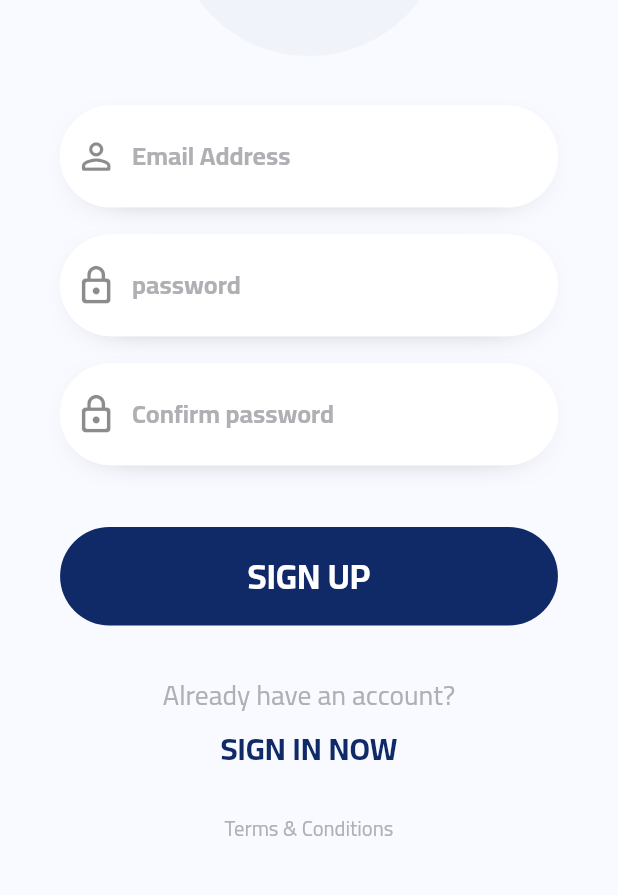
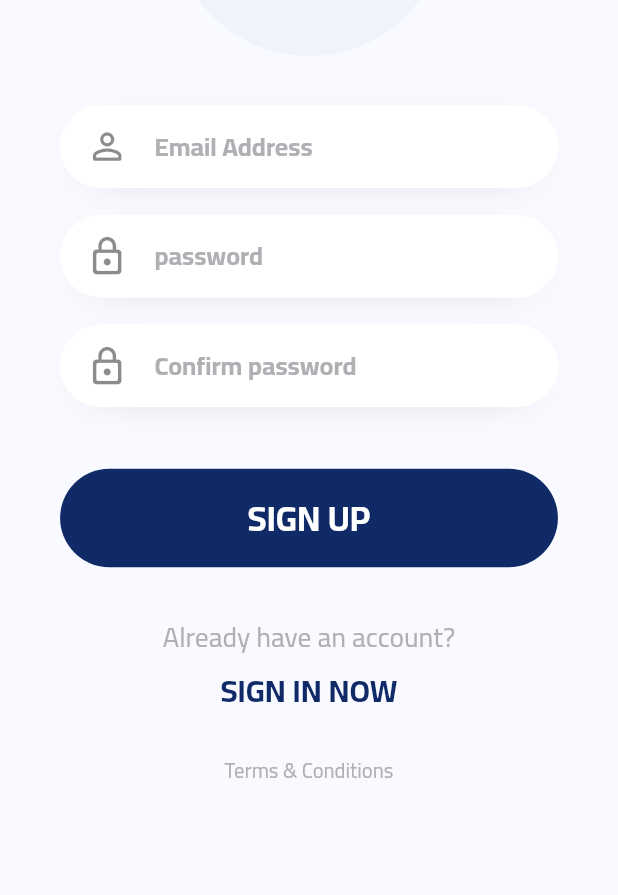
Before and after one commit to ahmednabil0/marketo, a Flutter app: the screen it shows after launch, after a tap on "SIGN UP NOW", on a phone screen of 412 x 824 dp, the part 268-1163 px from its top. Run offline on Flutter 3.47's test engine with Material 2 defaults, Android fonts, the phone set to English and light mode, and no system bars; our stand-ins replace animated_splash_screen, firebase_core, flutter_screenutil, shared_preferences; accounts and stored records are empty.

Commit message:
ahmed nabil 8

```diff
--- a/lib/helper/theme/app_theme.dart
+++ b/lib/helper/theme/app_theme.dart
@@ -6,23 +6,27 @@ import '../constants/app_colors.dart';
 ThemeData getThemeDate() {
   return ThemeData(
     inputDecorationTheme: InputDecorationTheme(
-        contentPadding: EdgeInsets.symmetric(vertical: 15.h, horizontal: 2.w),
-        hintStyle: const TextStyle(
-          color: Color(0xffA6B0BD),
-        ),
-        fillColor: Colors.white,
+      contentPadding: EdgeInsets.symmetric(vertical: 10.r, horizontal: 2.r),
+      hintStyle: const TextStyle(color: grayColor),
+      fillColor: whiteColor,
       filled: true,
       enabledBorder: OutlineInputBorder(
         borderRadius: BorderRadius.all(
           Radius.circular(50.r),
         ),
-          borderSide: const BorderSide(color: Colors.white),
+        borderSide: const BorderSide(color: whiteColor),
+      ),
+      errorBorder: OutlineInputBorder(
+        borderRadius: BorderRadius.all(
+          Radius.circular(50.r),
+        ),
+        borderSide: const BorderSide(color: errorColor),
       ),
       focusedBorder: OutlineInputBorder(
         borderRadius: BorderRadius.all(
           Radius.circular(50.r),
         ),
-          borderSide: const BorderSide(color: Colors.white),
+        borderSide: const BorderSide(color: whiteColor),
       ),
     ),
     primaryColor: primaryColor,
@@ -30,13 +34,15 @@ ThemeData getThemeDate() {
     colorScheme: const ColorScheme(
       brightness: Brightness.light,
       primary: primaryColor,
-          onPrimary: Color(0x000000ff),
-          secondary: Color(0x000000ff),
-          onSecondary: Color(0x000000ff),
+      onPrimary: blackColor,
+      secondary: blackColor,
+      onSecondary: blackColor,
       error: errorColor,
       onError: errorColor,
       background: backgroundColor,
       onBackground: backgroundColor,
-          surface: Color(0x000000ff),
-          onSurface: Color(0x000000ff)));
+      surface: blackColor,
+      onSurface: blackColor,
+    ),
+  );
 }
--- a/lib/main.dart
+++ b/lib/main.dart
@@ -1,3 +1,4 @@
+import 'package:firebase_core/firebase_core.dart';
 import 'package:flutter/material.dart';
 import 'package:flutter_screenutil/flutter_screenutil.dart';
 
@@ -5,7 +6,9 @@ import 'helper/app_router.dart';
 import 'helper/lang/lang.dart';
 import 'helper/theme/app_theme.dart';
 
-void main() {
+void main() async {
+  WidgetsFlutterBinding.ensureInitialized();
+  await Firebase.initializeApp();
   runApp(const MyApp());
 }
 
--- a/lib/veiw/screans/auth/sign_in_veiw.dart
+++ b/lib/veiw/screans/auth/sign_in_veiw.dart
@@ -41,9 +41,10 @@ class SignInVeiw extends StatelessWidget {
             const HSizedBox(
               h: 0.05,
             ),
-            const AppButton(
+            AppButton(
               txt: 'SIGN IN',
               color: scondaryColor,
+              h: 50.h,
             ),
             const HSizedBox(
               h: 0.035,
--- a/lib/veiw/screans/splash_screen.dart
+++ b/lib/veiw/screans/splash_screen.dart
@@ -17,10 +17,13 @@ class SplashScreen extends StatelessWidget {
           children: [
             Expanded(
               child: AnimatedSplashScreen(
-                splash: Image.asset(
-                  'assets/images/app_logo_img.png',
-                  width: 250.w,
-                  fit: BoxFit.contain,
+                splash: Hero(
+                  tag: 'app_logo',
+                  child: Image.asset(
+                    'assets/images/app_logo_img.png',
+                    width: 250.w,
+                    fit: BoxFit.contain,
+                  ),
                 ),
                 centered: true,
                 curve: Curves.easeInCirc,
--- a/lib/veiw/widgets/custom_widget/auth/logo.dart
+++ b/lib/veiw/widgets/custom_widget/auth/logo.dart
@@ -16,9 +16,13 @@ class AppLogoAuth extends StatelessWidget {
       child: Column(
         mainAxisAlignment: MainAxisAlignment.center,
         children: [
-          Image.asset(
-            'assets/images/app_logo_img.png',
-            width: 100.w,
+          Hero(
+            tag: 'app_logo',
+            transitionOnUserGestures: true,
+            child: Image.asset(
+              'assets/images/app_logo_img.png',
+              width: 100.w,
+            ),
           ),
           Image.asset(
             'assets/images/app_logo_text.png',
--- a/lib/veiw/widgets/public_widgets/tff.dart
+++ b/lib/veiw/widgets/public_widgets/tff.dart
@@ -35,9 +35,12 @@ class AppTFF extends StatelessWidget {
         controller: controller,
         decoration: InputDecoration(
             hintText: hint,
-            prefixIcon: Icon(
-              icon,
-              size: 25.w,
+            prefixIcon: Padding(
+              padding: EdgeInsets.symmetric(horizontal: 15.r),
+              child: Icon(
+                icon,
+                size: 25.w,
+              ),
             ),
             hintStyle: TextStyle(
                 fontSize: 15.sp,
--- a/pubspec.yaml
+++ b/pubspec.yaml
@@ -30,7 +30,11 @@ environment:
 # versions available, run `flutter pub outdated`.
 dependencies:
   animated_splash_screen: ^1.3.0
+  cloud_firestore: ^4.0.5
   cupertino_icons: ^1.0.2
+  firebase_auth: ^4.1.2
+  firebase_core: ^2.2.0
+  firebase_storage: ^11.0.5
   flutter:
     sdk: flutter
   flutter_localizations:
```
Also changed, not shown: pubspec.lock, 6 other files. Lines whose indentation alone changed are shown as unchanged.
